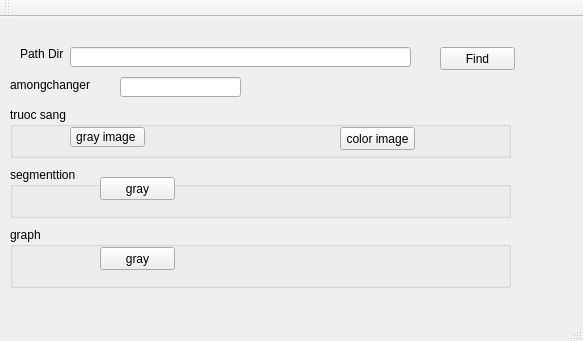
First picture: the form in mainwindow.ui, repository trungbanh/imageProcessing, before the edit.
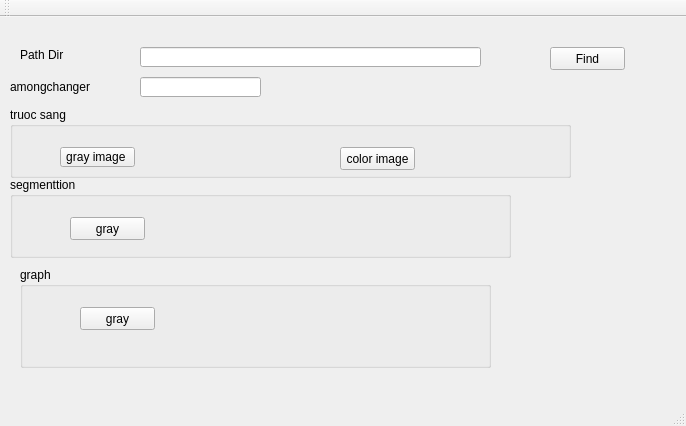
Second picture: the form after the edit.

The edit to the form file:
```diff
--- a/mainwindow.ui
+++ b/mainwindow.ui
@@ -6,8 +6,8 @@
    <rect>
     <x>0</x>
     <y>0</y>
-    <width>583</width>
-    <height>341</height>
+    <width>686</width>
+    <height>426</height>
    </rect>
   </property>
   <property name="windowTitle">
@@ -19,8 +19,8 @@
      <rect>
       <x>20</x>
       <y>30</y>
-      <width>46</width>
-      <height>13</height>
+      <width>91</width>
+      <height>16</height>
      </rect>
     </property>
     <property name="text">
@@ -30,7 +30,7 @@
    <widget class="QLineEdit" name="il_Path">
     <property name="geometry">
      <rect>
-      <x>70</x>
+      <x>140</x>
       <y>30</y>
       <width>341</width>
       <height>20</height>
@@ -40,7 +40,7 @@
    <widget class="QPushButton" name="bt_find">
     <property name="geometry">
      <rect>
-      <x>440</x>
+      <x>550</x>
       <y>30</y>
       <width>75</width>
       <height>23</height>
@@ -53,7 +53,7 @@
    <widget class="QLineEdit" name="il_num">
     <property name="geometry">
      <rect>
-      <x>120</x>
+      <x>140</x>
       <y>60</y>
       <width>121</width>
       <height>20</height>
@@ -65,8 +65,8 @@
      <rect>
       <x>10</x>
       <y>60</y>
-      <width>91</width>
-      <height>16</height>
+      <width>111</width>
+      <height>20</height>
      </rect>
     </property>
     <property name="text">
@@ -78,8 +78,8 @@
      <rect>
       <x>10</x>
       <y>90</y>
-      <width>501</width>
-      <height>51</height>
+      <width>561</width>
+      <height>71</height>
      </rect>
     </property>
     <property name="title">
@@ -88,8 +88,8 @@
     <widget class="QPushButton" name="bt_hisSlide_gray">
      <property name="geometry">
       <rect>
-       <x>60</x>
-       <y>20</y>
+       <x>50</x>
+       <y>40</y>
        <width>75</width>
        <height>20</height>
       </rect>
@@ -102,7 +102,7 @@
      <property name="geometry">
       <rect>
        <x>330</x>
-       <y>20</y>
+       <y>40</y>
        <width>75</width>
        <height>23</height>
       </rect>
@@ -116,9 +116,9 @@
     <property name="geometry">
      <rect>
       <x>10</x>
-      <y>150</y>
+      <y>160</y>
       <width>501</width>
-      <height>51</height>
+      <height>81</height>
      </rect>
     </property>
     <property name="title">
@@ -127,8 +127,8 @@
     <widget class="QPushButton" name="bt_segmenttion">
      <property name="geometry">
       <rect>
-       <x>90</x>
-       <y>10</y>
+       <x>60</x>
+       <y>40</y>
        <width>75</width>
        <height>23</height>
       </rect>
@@ -141,10 +141,10 @@
    <widget class="QGroupBox" name="groupBox_3">
     <property name="geometry">
      <rect>
-      <x>10</x>
-      <y>210</y>
-      <width>501</width>
-      <height>61</height>
+      <x>20</x>
+      <y>250</y>
+      <width>471</width>
+      <height>101</height>
      </rect>
     </property>
     <property name="title">
@@ -153,8 +153,8 @@
     <widget class="QPushButton" name="bt_graph_gray">
      <property name="geometry">
       <rect>
-       <x>90</x>
-       <y>20</y>
+       <x>60</x>
+       <y>40</y>
        <width>75</width>
        <height>23</height>
       </rect>
```
Left out of the diff: 4 changed lines with no effect on the pictures.
